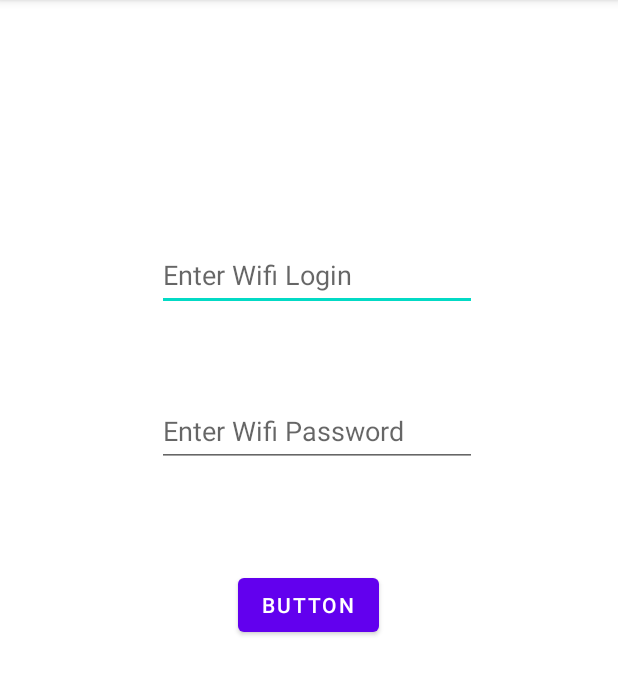
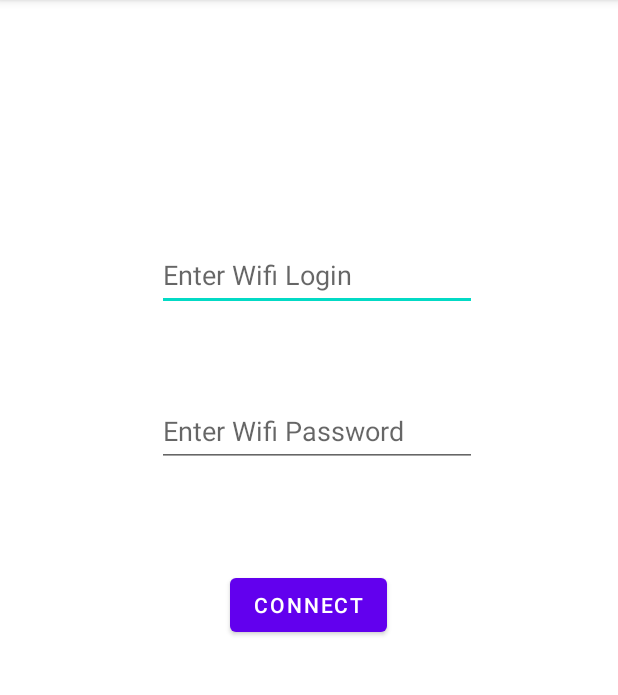
Before and after one commit to igum-natasha/iHome, an Android app: the WifiLoginActivity screen opened directly, with no data from a screen before it, on a phone screen of 412 x 824 dp, the part 84-779 px from its top. Run offline under Robolectric (Android 15) with nearby library versions, the phone set to English and light mode, and no system bars.

Commit message:
Change name of button

```diff
--- a/app/src/main/res/layout/activity_wifi_login.xml
+++ b/app/src/main/res/layout/activity_wifi_login.xml
@@ -40,7 +40,7 @@
         android:layout_width="wrap_content"
         android:layout_height="wrap_content"
         android:layout_marginTop="68dp"
-        android:text="Button"
+        android:text="Connect"
         app:layout_constraintEnd_toEndOf="parent"
         app:layout_constraintHorizontal_bias="0.498"
         app:layout_constraintStart_toStartOf="parent"
--- a/gradle.properties
+++ b/gradle.properties
@@ -17,3 +17,4 @@ org.gradle.jvmargs=-Xmx2048m -Dfile.encoding=UTF-8
 android.useAndroidX=true
 # Automatically convert third-party libraries to use AndroidX
 android.enableJetifier=true
+android.suppressUnsupportedCompileSdk=32
```
